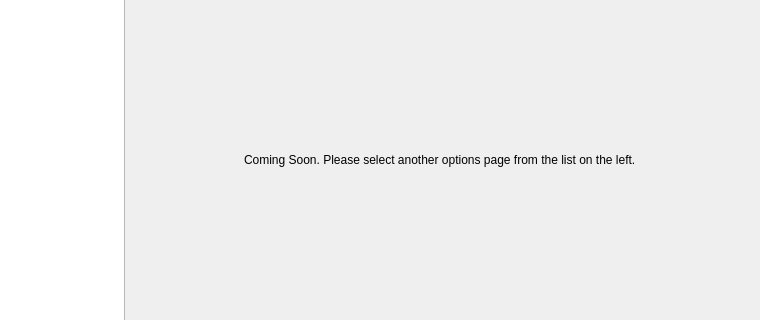
PonyEdit/PonyEdit, file options/optionsdialog.ui: the form before one commit; both pictures show x 86 to 846 and y 112 to 432 of the 846 by 546 pixel window.
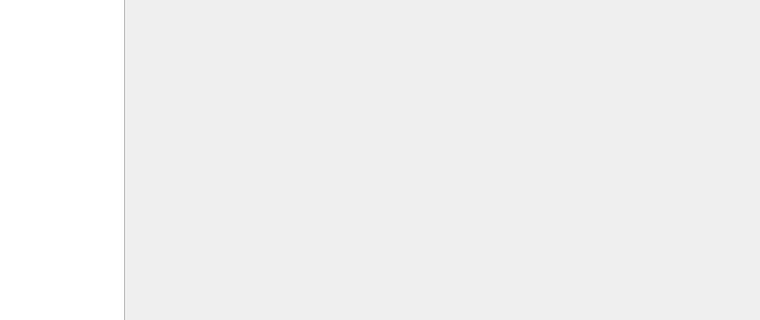
The form after the commit.

Commit message: Configurable tab stop width, and line-wrap

What changed in the file:
```diff
--- a/options/optionsdialog.ui
+++ b/options/optionsdialog.ui
@@ -76,73 +76,6 @@
        <property name="currentIndex">
         <number>0</number>
        </property>
-       <widget class="QWidget" name="page">
-        <layout class="QVBoxLayout" name="verticalLayout_2">
-         <item>
-          <spacer name="verticalSpacer">
-           <property name="orientation">
-            <enum>Qt::Vertical</enum>
-           </property>
-           <property name="sizeHint" stdset="0">
-            <size>
-             <width>20</width>
-             <height>40</height>
-            </size>
-           </property>
-          </spacer>
-         </item>
-         <item>
-          <layout class="QHBoxLayout" name="horizontalLayout">
-           <item>
-            <spacer name="horizontalSpacer_2">
-             <property name="orientation">
-              <enum>Qt::Horizontal</enum>
-             </property>
-             <property name="sizeHint" stdset="0">
-              <size>
-               <width>40</width>
-               <height>20</height>
-              </size>
-             </property>
-            </spacer>
-           </item>
-           <item>
-            <widget class="QLabel" name="label">
-             <property name="text">
-              <string>Coming Soon. Please select another options page from the list on the left.</string>
-             </property>
-            </widget>
-           </item>
-           <item>
-            <spacer name="horizontalSpacer">
-             <property name="orientation">
-              <enum>Qt::Horizontal</enum>
-             </property>
-             <property name="sizeHint" stdset="0">
-              <size>
-               <width>40</width>
-               <height>20</height>
-              </size>
-             </property>
-            </spacer>
-           </item>
-          </layout>
-         </item>
-         <item>
-          <spacer name="verticalSpacer_2">
-           <property name="orientation">
-            <enum>Qt::Vertical</enum>
-           </property>
-           <property name="sizeHint" stdset="0">
-            <size>
-             <width>20</width>
-             <height>40</height>
-            </size>
-           </property>
-          </spacer>
-         </item>
-        </layout>
-       </widget>
       </widget>
      </item>
     </layout>
```
Left out of the diff: 2 changed lines with no effect on the pictures. The commit also changes 9 other files.
